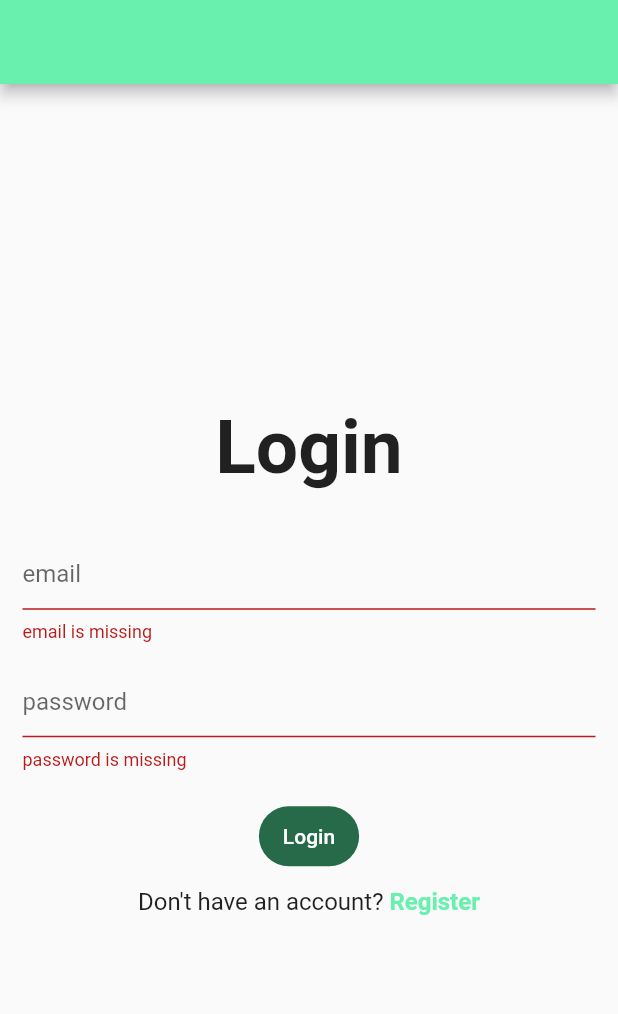
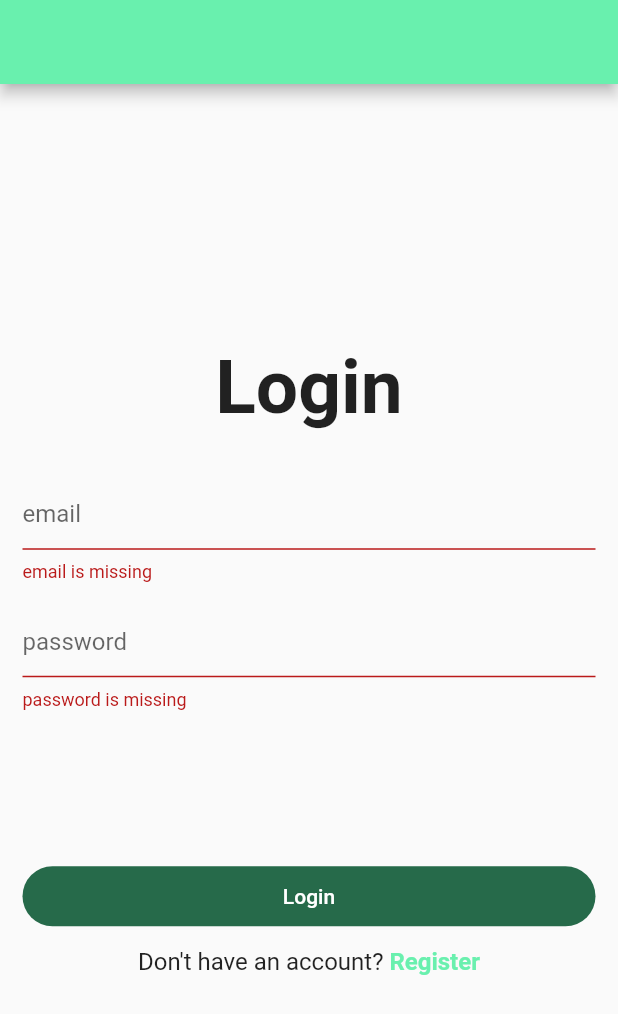
Before and after one commit to Asciugano/expense-splitter, a Flutter app: the screen it shows after launch, after a tap on "Login", on a phone screen of 412 x 824 dp. Shown: the top 1014 px of the screen. Run offline on Flutter 3.47's test engine with Material 3 defaults, Android fonts, the phone set to English and light mode, and no system bars; our stand-ins replace equatable, flutter_bloc, flutter_secure_storage, fpdart, get_it; network calls fail.

Commit message:
iniziato a lavorare con i trips (gia messo il bloc, da implementare tutta la logica e il widget)

```diff
--- a/expense_splitter/lib/core/network/api_client.dart
+++ b/expense_splitter/lib/core/network/api_client.dart
@@ -115,11 +115,11 @@ class ApiClient {
 
   Future<dynamic> get(String endPoint) =>
       _request(method: Method.get, endPoint: endPoint);
-  Future<dynamic> post(String endPoint, Map<String, dynamic> body) =>
+  Future<dynamic> post(String endPoint, Map<String, dynamic>? body) =>
       _request(method: Method.post, endPoint: endPoint, body: body);
-  Future<dynamic> put(String endPoint, Map<String, dynamic> body) =>
+  Future<dynamic> put(String endPoint, Map<String, dynamic>? body) =>
       _request(method: Method.put, endPoint: endPoint, body: body);
-  Future<dynamic> patch(String endPoint, Map<String, dynamic> body) =>
+  Future<dynamic> patch(String endPoint, Map<String, dynamic>? body) =>
       _request(method: Method.patch, endPoint: endPoint, body: body);
   Future<dynamic> delete(String endPoint) =>
       _request(method: Method.delete, endPoint: endPoint);
--- a/expense_splitter/lib/core/widgets/navbar.dart
+++ b/expense_splitter/lib/core/widgets/navbar.dart
@@ -11,7 +11,11 @@ class Navbar extends StatelessWidget {
       builder: (context, currentPage, _) {
         return NavigationBar(
           destinations: [
-            NavigationDestination(icon: Icon(Icons.home), label: 'Home'),
+            NavigationDestination(icon: Icon(Icons.map), label: 'Trips'),
+            NavigationDestination(
+              icon: Icon(Icons.payments),
+              label: 'Expenses',
+            ),
             NavigationDestination(icon: Icon(Icons.person), label: 'Profile'),
           ],
           selectedIndex: currentPage,
--- a/expense_splitter/lib/features/auth/domain/repository/auth_repository.dart
+++ b/expense_splitter/lib/features/auth/domain/repository/auth_repository.dart
@@ -15,4 +15,6 @@ abstract interface class AuthRepository {
   });
 
   Future<Either<Failure, User>> currentUser();
+
+  Future<Either<Failure, void>> logout();
 }
--- /dev/null
+++ b/expense_splitter/lib/features/auth/domain/usecases/user_logout.dart
@@ -0,0 +1,16 @@
+import 'package:expense_splitter/core/exception/failure.dart';
+import 'package:expense_splitter/core/usecases/usecase.dart';
+import 'package:expense_splitter/features/auth/domain/repository/auth_repository.dart';
+import 'package:expense_splitter/features/auth/domain/usecases/current_user.dart';
+import 'package:fpdart/fpdart.dart';
+
+class UserLogout implements Usecase<void, NoParams> {
+  final AuthRepository authRepository;
+
+  UserLogout(this.authRepository);
+
+  @override
+  Future<Either<Failure, void>> call(NoParams params) async {
+    return await authRepository.logout();
+  }
+}
--- a/expense_splitter/lib/features/auth/presentation/bloc/auth_bloc.dart
+++ b/expense_splitter/lib/features/auth/presentation/bloc/auth_bloc.dart
@@ -1,6 +1,7 @@
 import 'package:expense_splitter/core/entities/user.dart';
 import 'package:expense_splitter/features/auth/domain/usecases/current_user.dart';
 import 'package:expense_splitter/features/auth/domain/usecases/user_login.dart';
+import 'package:expense_splitter/features/auth/domain/usecases/user_logout.dart';
 import 'package:expense_splitter/features/auth/domain/usecases/user_register.dart';
 import 'package:flutter/foundation.dart';
 import 'package:flutter_bloc/flutter_bloc.dart';
@@ -11,19 +12,23 @@ class AuthBloc extends Bloc<AuthEvent, AuthState> {
   final UserLogin _userLogin;
   final UserRegister _userRegister;
   final CurrentUser _currentUser;
+  final UserLogout _userLogout;
 
   AuthBloc({
     required UserLogin userLogin,
     required UserRegister userRegister,
     required CurrentUser currentUser,
+    required UserLogout userLogout,
   }) : _userLogin = userLogin,
        _userRegister = userRegister,
        _currentUser = currentUser,
+       _userLogout = userLogout,
        super(AuthInitial()) {
     on<AuthEvent>((_, emit) => emit(AuthLoading()));
     on<AuthRegister>(_onAuthRegister);
     on<AuthLogin>(_onAuthLogin);
     on<AuthIsUserLogged>(_onIsUserLogged);
+    on<AuthLogout>(_onAuthLogout);
   }
 
   void _onAuthLogin(AuthLogin event, Emitter<AuthState> emit) async {
@@ -61,6 +66,12 @@ class AuthBloc extends Bloc<AuthEvent, AuthState> {
     );
   }
 
+  void _onAuthLogout(AuthLogout event, Emitter<AuthState> emit) async {
+    final res = await _userLogout.call(NoParams());
+
+    res.fold((l) => emit(AuthFailure(l.message)), (r) => emit(AuthInitial()));
+  }
+
   void _emitAuthSuccess(User user, Emitter<AuthState> emit) {
     emit(AuthSuccess(user));
   }
--- a/expense_splitter/lib/features/auth/presentation/bloc/auth_event.dart
+++ b/expense_splitter/lib/features/auth/presentation/bloc/auth_event.dart
@@ -23,3 +23,5 @@ final class AuthLogin extends AuthEvent {
 }
 
 final class AuthIsUserLogged extends AuthEvent {}
+
+final class AuthLogout extends AuthEvent {}
--- a/expense_splitter/lib/features/auth/presentation/pages/login_page.dart
+++ b/expense_splitter/lib/features/auth/presentation/pages/login_page.dart
@@ -1,3 +1,4 @@
+import 'package:expense_splitter/core/pages/home_page.dart';
 import 'package:expense_splitter/core/utils/show_snackbar.dart';
 import 'package:expense_splitter/core/widgets/loader.dart';
 import 'package:expense_splitter/features/auth/presentation/bloc/auth_bloc.dart';
@@ -37,6 +38,12 @@ class _LoginPageState extends State<LoginPage> {
       body: BlocConsumer<AuthBloc, AuthState>(
         listener: (context, state) {
           if (state is AuthFailure) showSnackBar(context, state.message);
+          if (state is AuthSuccess) {
+            Navigator.pushReplacement(context, HomePage.route());
+          }
+          if (state is AuthLogout) {
+            showSnackBar(context, 'Logout out successfully');
+          }
         },
         builder: (context, state) {
           if (state is AuthLoading) {
@@ -65,9 +72,15 @@ class _LoginPageState extends State<LoginPage> {
                     isPassword: true,
                   ),
 
-                  const SizedBox(height: 20),
-                  FilledButton(
-                    child: Text('Login'),
+                  const SizedBox(height: 100),
+                  SizedBox(
+                    width: double.infinity,
+                    child: FilledButton(
+                      style: FilledButton.styleFrom(
+                        shape: RoundedRectangleBorder(
+                          borderRadius: BorderRadiusGeometry.circular(20),
+                        ),
+                      ),
                       onPressed: () {
                         if (formKey.currentState!.validate()) {
                           context.read<AuthBloc>().add(
@@ -78,6 +91,8 @@ class _LoginPageState extends State<LoginPage> {
                           );
                         }
                       },
+                      child: Text('Login'),
+                    ),
                   ),
 
                   const SizedBox(height: 10),
--- a/expense_splitter/lib/init_dependencies.dart
+++ b/expense_splitter/lib/init_dependencies.dart
@@ -5,8 +5,10 @@ import 'package:expense_splitter/features/auth/data/repositories/auth_repository
 import 'package:expense_splitter/features/auth/domain/repository/auth_repository.dart';
 import 'package:expense_splitter/features/auth/domain/usecases/current_user.dart';
 import 'package:expense_splitter/features/auth/domain/usecases/user_login.dart';
+import 'package:expense_splitter/features/auth/domain/usecases/user_logout.dart';
 import 'package:expense_splitter/features/auth/domain/usecases/user_register.dart';
 import 'package:expense_splitter/features/auth/presentation/bloc/auth_bloc.dart';
+import 'package:expense_splitter/features/trips/presentation/bloc/trips_bloc.dart';
 import 'package:get_it/get_it.dart';
 
 final serviceLocator = GetIt.instance;
@@ -20,7 +22,9 @@ Future<void> initDependencies() async {
 
   serviceLocator.registerLazySingleton(() => apiClient);
   serviceLocator.registerLazySingleton(() => tokenStorage);
+
   _initAuth();
+  _initTrips();
 }
 
 void _initAuth() {
@@ -35,12 +39,18 @@ void _initAuth() {
   serviceLocator.registerFactory(() => UserRegister(serviceLocator()));
   serviceLocator.registerFactory(() => UserLogin(serviceLocator()));
   serviceLocator.registerFactory(() => CurrentUser(serviceLocator()));
+  serviceLocator.registerFactory(() => UserLogout(serviceLocator()));
 
   serviceLocator.registerLazySingleton(
     () => AuthBloc(
       userLogin: serviceLocator(),
       userRegister: serviceLocator(),
       currentUser: serviceLocator(),
+      userLogout: serviceLocator(),
     ),
   );
 }
+
+void _initTrips() {
+  serviceLocator.registerLazySingleton(() => TripsBloc());
+}
--- a/expense_splitter/lib/main.dart
+++ b/expense_splitter/lib/main.dart
@@ -2,6 +2,7 @@ import 'package:expense_splitter/core/constraints.dart';
 
 import 'package:expense_splitter/features/auth/presentation/bloc/auth_bloc.dart';
 import 'package:expense_splitter/features/auth/presentation/pages/login_page.dart';
+import 'package:expense_splitter/features/trips/presentation/bloc/trips_bloc.dart';
 import 'package:expense_splitter/init_dependencies.dart';
 import 'package:flutter/material.dart';
 import 'package:flutter_bloc/flutter_bloc.dart';
@@ -12,7 +13,10 @@ void main() async {
 
   runApp(
     MultiBlocProvider(
-      providers: [BlocProvider(create: (_) => serviceLocator<AuthBloc>())],
+      providers: [
+        BlocProvider(create: (_) => serviceLocator<AuthBloc>()),
+        BlocProvider(create: (_) => serviceLocator<TripsBloc>()),
+      ],
       child: App(),
     ),
   );
@@ -59,7 +63,7 @@ class _AppState extends State<App> {
         ),
       ),
       themeMode: ThemeMode.system,
-      home: LoginPage(),
+      home: const LoginPage(),
     );
   }
 }
--- a/expense_splitter/pubspec.yaml
+++ b/expense_splitter/pubspec.yaml
@@ -39,6 +39,7 @@ dependencies:
   flutter_secure_storage: ^10.0.0
   fpdart: ^1.2.0
   get_it: ^9.2.0
+  equatable: ^2.0.8
 
 dev_dependencies:
   flutter_test:
```
Also changed, not shown: expense_splitter/lib/core/pages/home_page.dart (+15 -2 lines), expense_splitter/lib/features/auth/data/datasources/auth_remote_data_source.dart (+13 -0 lines), expense_splitter/lib/features/auth/data/repositories/auth_repository_impl.dart (+10 -0 lines), expense_splitter/lib/features/trips/presentation/bloc/trips_bloc.dart (added, +22 -0 lines), expense_splitter/lib/features/trips/presentation/bloc/trips_event.dart (added, +52 -0 lines), expense_splitter/lib/features/trips/presentation/bloc/trips_state.dart (added, +31 -0 lines), expense_splitter/lib/features/trips/presentation/pages/trips_page.dart (added, +49 -0 lines), expense_splitter/lib/features/trips/presentation/widgests/trip_widget.dart (added, +12 -0 lines), expense_splitter/pubspec.lock. Lines whose indentation alone changed are shown as unchanged.
